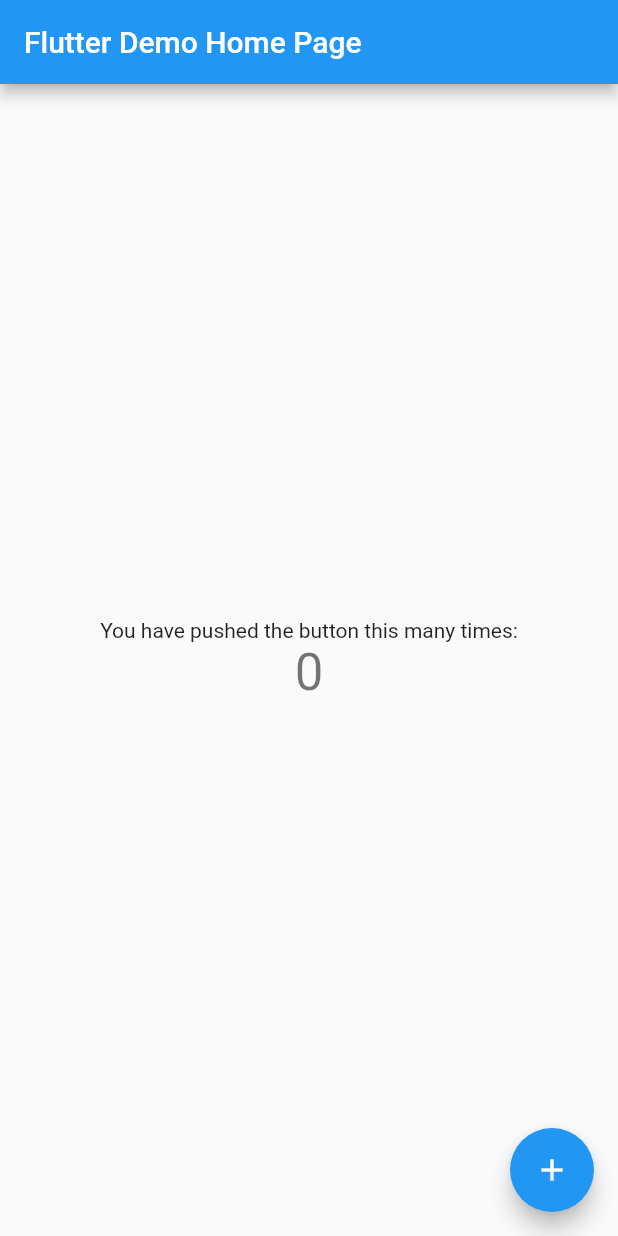
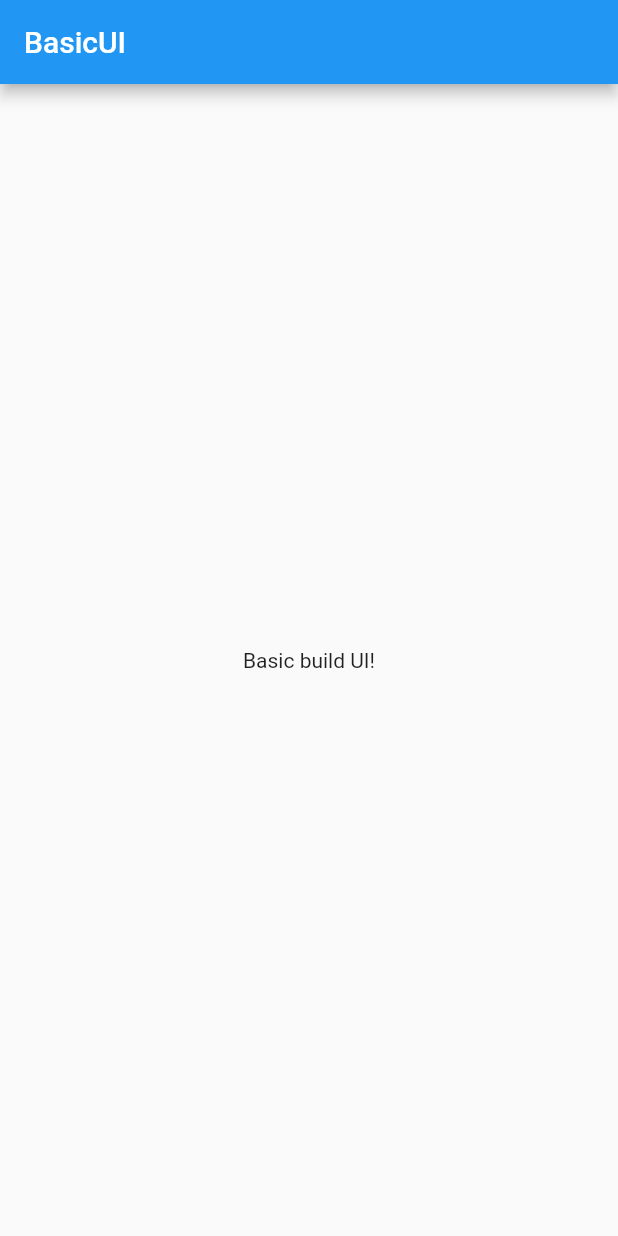
Before and after one commit to MacOMNI/Flutter_learning, a Flutter app: the screen it shows after launch, on a phone screen of 412 x 824 dp. Run offline on Flutter 3.47's test engine with Material 2 defaults, Android fonts, the light colour scheme and no system bars.

Commit message:
# flutter basic

```diff
--- /dev/null
+++ b/flutter_helloworld/lib/basic.dart
@@ -0,0 +1,27 @@
+import 'package:flutter/material.dart';
+
+class BasicApp extends StatelessWidget {
+  const BasicApp({Key key}) : super(key: key);
+  @override
+  Widget build(BuildContext context) {
+    return MaterialApp(
+      title: "BasicUI",
+      home: BasicUI(title: "BasicUI"),
+    );
+  }
+}
+
+class BasicUI extends StatelessWidget {
+  const BasicUI({Key key, this.title}) : super(key: key);
+  final String title;
+  @override
+  Widget build(BuildContext context) {
+    var scaffold = Scaffold(
+      appBar: AppBar(title: Text(this.title)),
+      body: Center(
+        child: Text("Basic build UI!"),
+      ),
+    );
+    return scaffold;
+  }
+}
--- a/flutter_helloworld/lib/main.dart
+++ b/flutter_helloworld/lib/main.dart
@@ -1,7 +1,11 @@
 import 'package:flutter/material.dart';
 
+import 'basic.dart';
+
 void main() {
-  runApp(MyApp());
+  runApp(BasicApp());
+
+  // runApp(MyApp());
 }
 
 class MyApp extends StatelessWidget {
```
